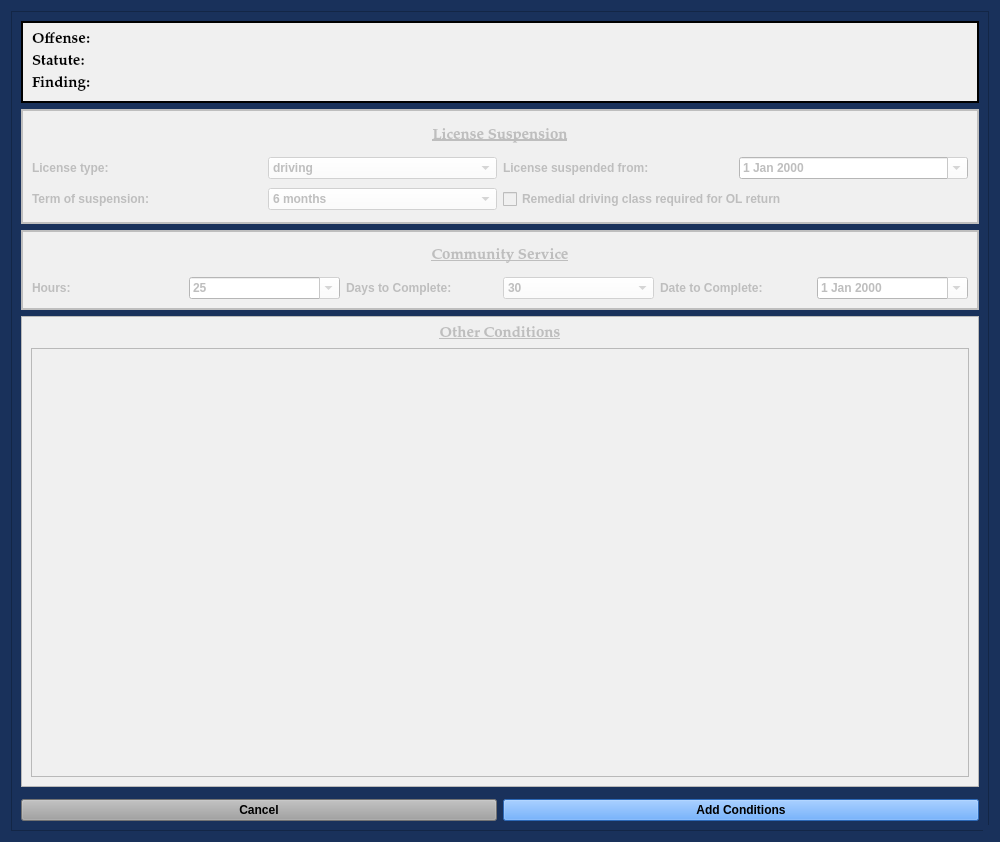
Qt form package/views/ui/AddConditionsDialog.ui (HunterProgram22/MuniEntry) before a commit.
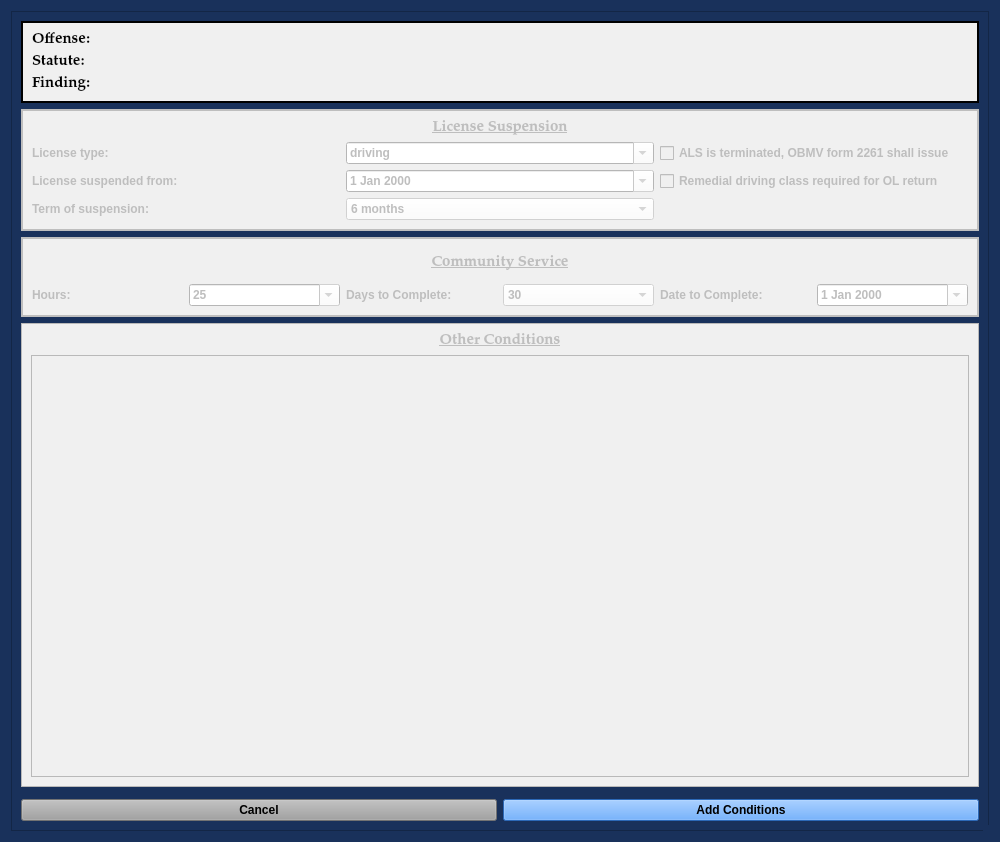
The same form after that commit.

Commit message: Removed Hunting and CCW from Admin License / added ALS to Fines version.

```diff
--- a/package/views/ui/AddConditionsDialog.ui
+++ b/package/views/ui/AddConditionsDialog.ui
@@ -162,8 +162,8 @@
        <rect>
         <x>0</x>
         <y>0</y>
-        <width>978</width>
-        <height>820</height>
+        <width>980</width>
+        <height>822</height>
        </rect>
       </property>
       <layout class="QGridLayout" name="gridLayout_5">
@@ -190,11 +190,95 @@
          <property name="lineWidth">
           <number>2</number>
          </property>
-         <layout class="QGridLayout" name="gridLayout_2" rowstretch="0,0,0">
-          <property name="sizeConstraint">
-           <enum>QLayout::SetDefaultConstraint</enum>
-          </property>
-          <item row="0" column="0" colspan="4">
+         <layout class="QGridLayout" name="gridLayout_2">
+          <item row="1" column="0">
+           <widget class="QLabel" name="label_9">
+            <property name="text">
+             <string>License type:</string>
+            </property>
+           </widget>
+          </item>
+          <item row="1" column="1">
+           <widget class="QComboBox" name="license_type_box">
+            <property name="styleSheet">
+             <string notr="true">background-color: rgb(255, 255, 255);</string>
+            </property>
+            <property name="editable">
+             <bool>true</bool>
+            </property>
+            <item>
+             <property name="text">
+              <string>driving</string>
+             </property>
+            </item>
+           </widget>
+          </item>
+          <item row="1" column="2">
+           <widget class="QCheckBox" name="als_terminated_checkBox">
+            <property name="text">
+             <string>ALS is terminated, OBMV form 2261 shall issue</string>
+            </property>
+           </widget>
+          </item>
+          <item row="2" column="0">
+           <widget class="QLabel" name="label_18">
+            <property name="text">
+             <string>License suspended from:</string>
+            </property>
+           </widget>
+          </item>
+          <item row="2" column="1">
+           <widget class="QDateEdit" name="license_suspension_date_box">
+            <property name="styleSheet">
+             <string notr="true">background-color: rgb(255, 255, 255);</string>
+            </property>
+            <property name="calendarPopup">
+             <bool>true</bool>
+            </property>
+           </widget>
+          </item>
+          <item row="2" column="2">
+           <widget class="QCheckBox" name="remedial_driving_class_checkBox">
+            <property name="text">
+             <string>Remedial driving class required for OL return</string>
+            </property>
+           </widget>
+          </item>
+          <item row="3" column="0">
+           <widget class="QLabel" name="label_21">
+            <property name="text">
+             <string>Term of suspension:</string>
+            </property>
+           </widget>
+          </item>
+          <item row="3" column="1">
+           <widget class="QComboBox" name="term_of_suspension_box">
+            <property name="styleSheet">
+             <string notr="true">background-color: rgb(255, 255, 255);</string>
+            </property>
+            <item>
+             <property name="text">
+              <string>6 months</string>
+             </property>
+            </item>
+            <item>
+             <property name="text">
+              <string>12 months</string>
+             </property>
+            </item>
+            <item>
+             <property name="text">
+              <string>18 months</string>
+             </property>
+            </item>
+            <item>
+             <property name="text">
+              <string>24 months</string>
+             </property>
+            </item>
+           </widget>
+          </item>
+          <item row="0" column="0" colspan="3">
            <widget class="QLabel" name="label_24">
             <property name="sizePolicy">
              <sizepolicy hsizetype="Preferred" vsizetype="Minimum">
@@ -226,93 +310,6 @@
             </property>
            </widget>
           </item>
-          <item row="1" column="0">
-           <widget class="QLabel" name="label_9">
-            <property name="text">
-             <string>License type:</string>
-            </property>
-           </widget>
-          </item>
-          <item row="1" column="1">
-           <widget class="QComboBox" name="license_type_box">
-            <property name="styleSheet">
-             <string notr="true">background-color: rgb(255, 255, 255);</string>
-            </property>
-            <item>
-             <property name="text">
-              <string>driving</string>
-             </property>
-            </item>
-            <item>
-             <property name="text">
-              <string>hunting</string>
-             </property>
-            </item>
-            <item>
-             <property name="text">
-              <string>concealed carry</string>
-             </property>
-            </item>
-           </widget>
-          </item>
-          <item row="1" column="2">
-           <widget class="QLabel" name="label_18">
-            <property name="text">
-             <string>License suspended from:</string>
-            </property>
-           </widget>
-          </item>
-          <item row="1" column="3">
-           <widget class="QDateEdit" name="license_suspension_date_box">
-            <property name="styleSheet">
-             <string notr="true">background-color: rgb(255, 255, 255);</string>
-            </property>
-            <property name="calendarPopup">
-             <bool>true</bool>
-            </property>
-           </widget>
-          </item>
-          <item row="2" column="0">
-           <widget class="QLabel" name="label_21">
-            <property name="text">
-             <string>Term of suspension:</string>
-            </property>
-           </widget>
-          </item>
-          <item row="2" column="1">
-           <widget class="QComboBox" name="term_of_suspension_box">
-            <property name="styleSheet">
-             <string notr="true">background-color: rgb(255, 255, 255);</string>
-            </property>
-            <item>
-             <property name="text">
-              <string>6 months</string>
-             </property>
-            </item>
-            <item>
-             <property name="text">
-              <string>12 months</string>
-             </property>
-            </item>
-            <item>
-             <property name="text">
-              <string>18 months</string>
-             </property>
-            </item>
-            <item>
-             <property name="text">
-              <string>24 months</string>
-             </property>
-            </item>
-           </widget>
-          </item>
-          <item row="2" column="2" colspan="2">
-           <widget class="QCheckBox" name="remedial_driving_class_checkBox">
-            <property name="text">
-             <string>Remedial driving class required for OL return</string>
-            </property>
-           </widget>
-          </item>
          </layout>
         </widget>
        </item>
```
The commit also changes 8 other files.
